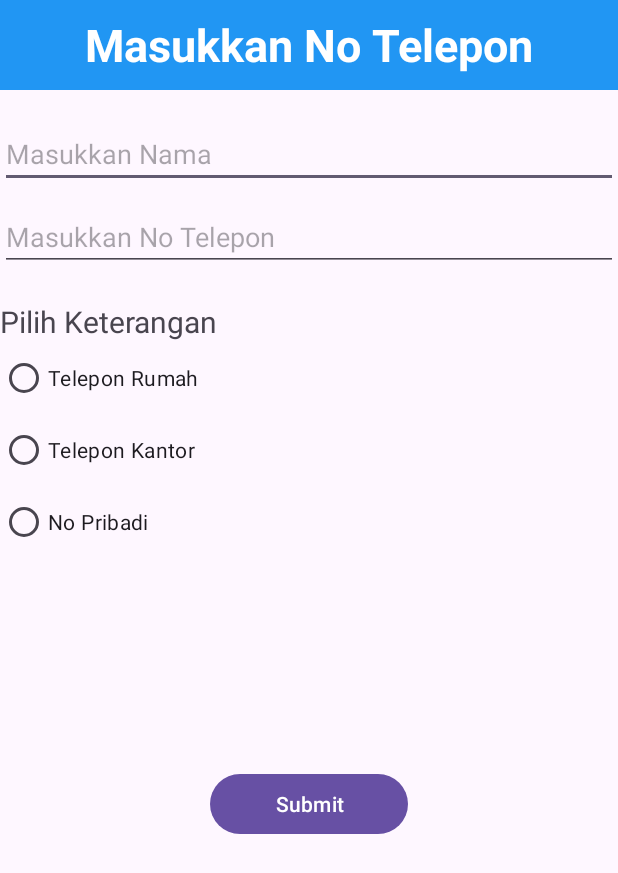
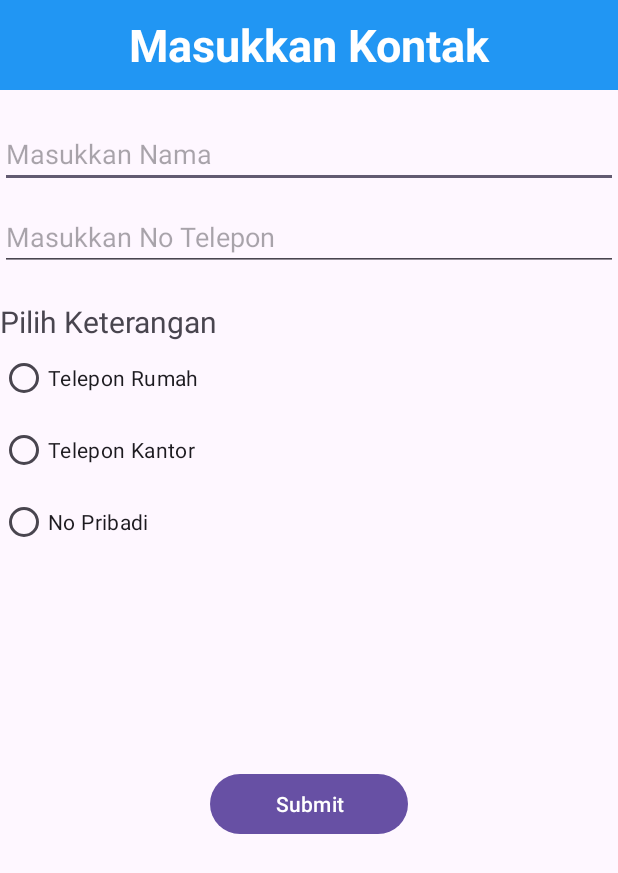
Before and after one commit to naufalhananta13-cell/projek-2, an Android app: the screen it shows after launch (MainActivity), on a phone screen of 412 x 824 dp. Shown: the top 873 px of the screen. Run offline under Robolectric (Android 15) with nearby library versions, the phone set to English and light mode, and no system bars.

Commit message:
pesan commit

```diff
--- a/app/src/main/res/layout/activity_main.xml
+++ b/app/src/main/res/layout/activity_main.xml
@@ -13,7 +13,7 @@
         android:layout_height="60dp"
         android:background="#2196F3"
         android:gravity="center"
-        android:text="Masukkan No Telepon"
+        android:text="Masukkan Kontak"
         android:textSize="30dp"
         android:textStyle="bold"
         android:textColor="@color/white"
```
Also changed, not shown: app/src/main/java/com/example/projek2/MainActivity.java (+4 -4 lines).
